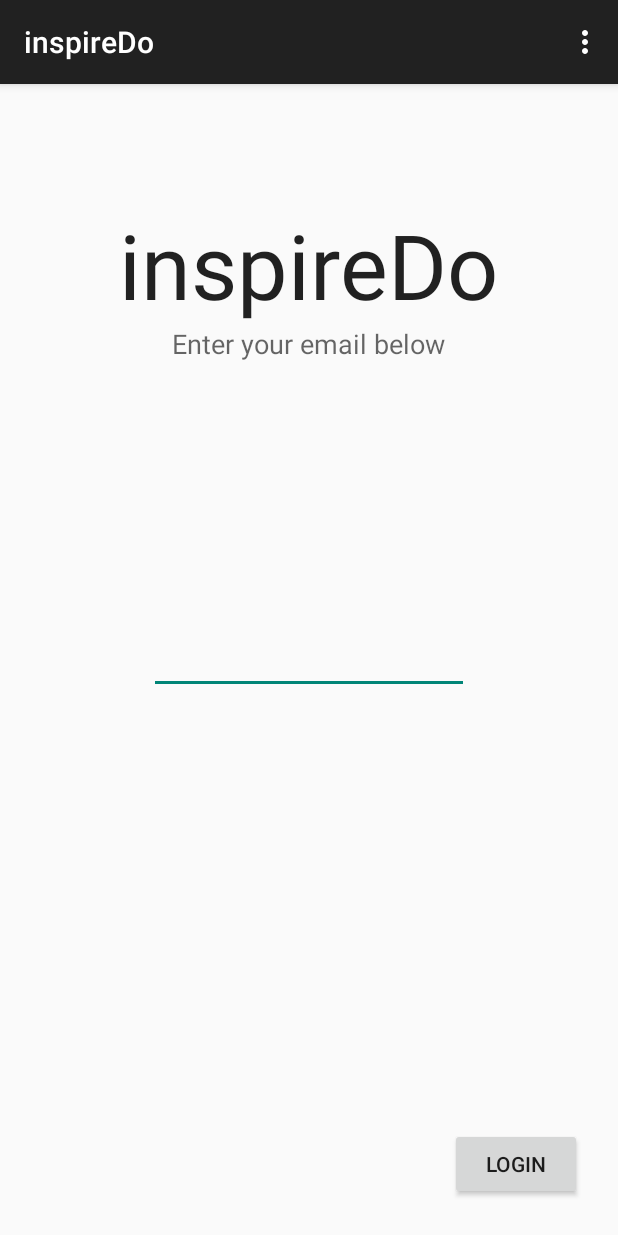
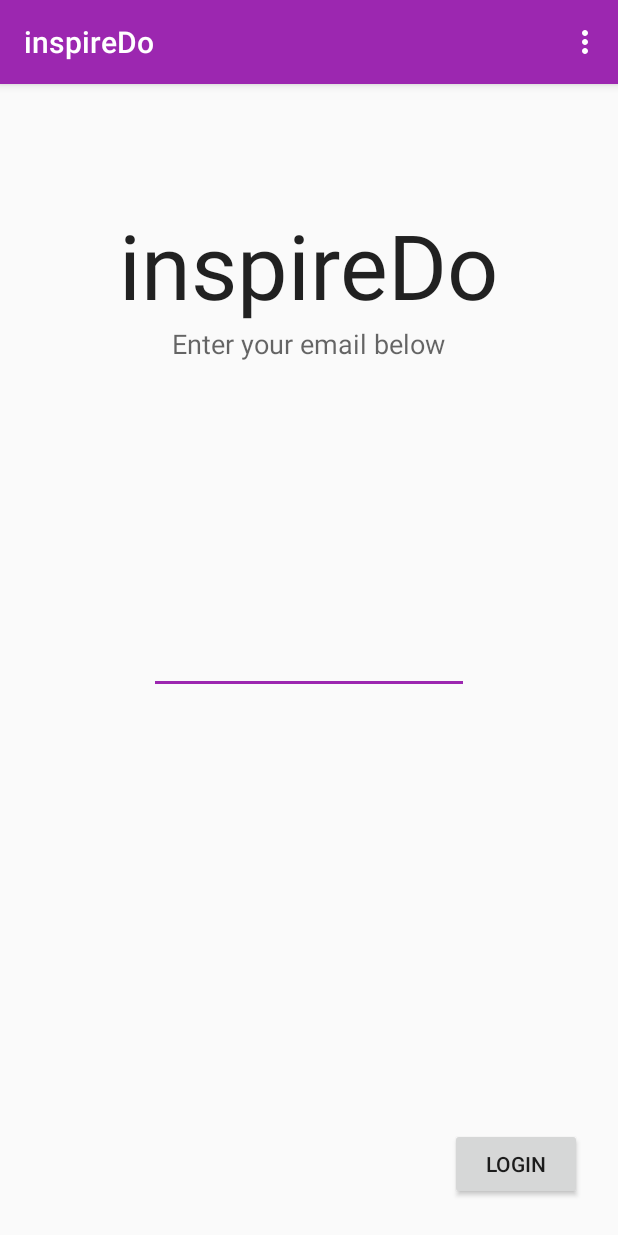
Before and after one commit to InspireDo/android-student, an Android app: the screen it shows after launch (LoginActivity), on a phone screen of 412 x 824 dp. Run offline under Robolectric (Android 15) with nearby library versions, the phone set to English and light mode, and no system bars; our stand-ins replace Volley.

Commit message:
Shorter Logo Add color to action and status bar

```diff
--- a/app/src/main/java/com/inspiredo/inspiredo/SessionPlaybackService.java
+++ b/app/src/main/java/com/inspiredo/inspiredo/SessionPlaybackService.java
@@ -25,7 +25,7 @@ import org.json.JSONObject;
  * Created by Erik Kessler
  * (c) 2015 inspireDo
  */
-public class SessionPlaybackService extends Service {
+public class  SessionPlaybackService extends Service {
 
     /* Binder that is used when an activity binds to this */
     private final IBinder mBinder = new SessionBinder();
--- /dev/null
+++ b/app/src/main/res/values/colors.xml
@@ -0,0 +1,5 @@
+<?xml version="1.0" encoding="utf-8"?>
+<resources>
+    <color name="primary">#9C27B0</color>
+    <color name="primary_dark">#7B1FA2</color>
+</resources>
--- a/app/src/main/res/values/styles.xml
+++ b/app/src/main/res/values/styles.xml
@@ -3,6 +3,9 @@
     <!-- Base application theme. -->
     <style name="AppTheme" parent="Theme.AppCompat.Light.DarkActionBar">
         <!-- Customize your theme here. -->
+        <item name="colorPrimary">@color/primary</item>
+        <item name="colorPrimaryDark">@color/primary_dark</item>
+        <item name="colorAccent">@color/primary</item>
     </style>
 
 </resources>
```
Also changed, not shown: app/src/main/ic_launcher-web.png, app/src/main/res/mipmap-hdpi/ic_launcher.png, app/src/main/res/mipmap-mdpi/ic_launcher.png, app/src/main/res/mipmap-xhdpi/ic_launcher.png, app/src/main/res/mipmap-xxhdpi/ic_launcher.png, app/src/main/res/mipmap-xxxhdpi/ic_launcher.png.
